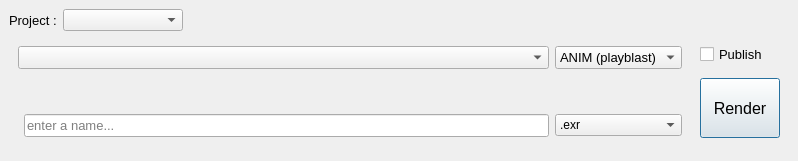
Qt form maya/include/interface/render.ui (AnthonySTZ/A2Z_Pipeline) before a commit.
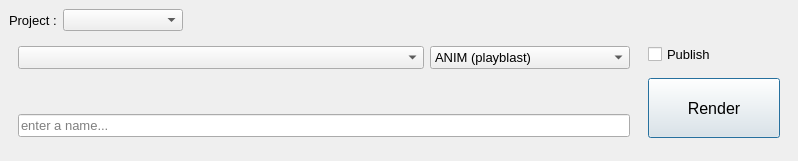
The same form after that commit.

Commit message: remove format cb on render window

Patch:
```diff
--- a/maya/include/interface/render.ui
+++ b/maya/include/interface/render.ui
@@ -166,7 +166,7 @@
              </property>
             </widget>
            </item>
-           <item row="2" column="1">
+           <item row="2" column="0" colspan="3">
             <widget class="QLineEdit" name="le_name">
              <property name="font">
               <font>
@@ -178,25 +178,6 @@
              </property>
             </widget>
            </item>
-           <item row="2" column="2">
-            <widget class="QComboBox" name="cb_format">
-             <item>
-              <property name="text">
-               <string>.exr</string>
-              </property>
-             </item>
-             <item>
-              <property name="text">
-               <string>.tiff</string>
-              </property>
-             </item>
-             <item>
-              <property name="text">
-               <string>.png</string>
-              </property>
-             </item>
-            </widget>
-           </item>
           </layout>
          </widget>
         </item>
```
